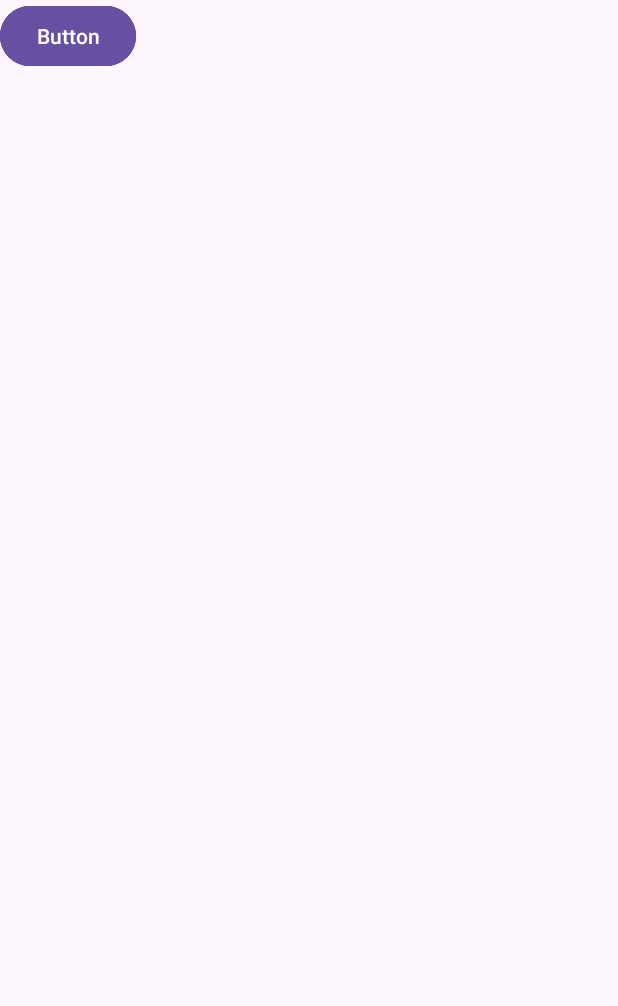
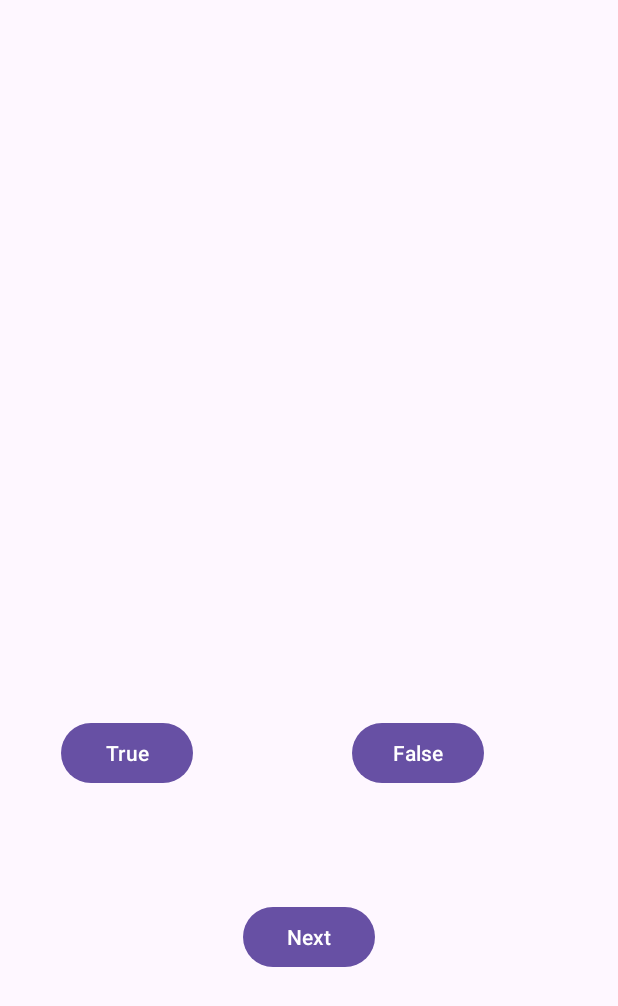
Before and after one commit to StephenChristie12345/TestYourknowledge, an Android app: the Question2 screen opened directly, with no data from a screen before it, on a phone screen of 412 x 824 dp. Shown: the top 1006 px of the screen. Run offline under Robolectric (Android 15) with nearby library versions, the phone set to English and light mode, and no system bars.

Commit message:
Added buttons for every page, labled them and added constraints

```diff
--- a/app/src/main/res/layout/activity_question2.xml
+++ b/app/src/main/res/layout/activity_question2.xml
@@ -8,26 +8,37 @@
     tools:context=".Question2">
 
     <Button
-        android:id="@+id/button4"
+        android:id="@+id/True2"
         android:layout_width="wrap_content"
         android:layout_height="wrap_content"
-        android:text="Button"
-        tools:layout_editor_absoluteX="44dp"
-        tools:layout_editor_absoluteY="442dp" />
+        android:text="True"
+        app:layout_constraintBottom_toBottomOf="parent"
+        app:layout_constraintEnd_toEndOf="parent"
+        app:layout_constraintHorizontal_bias="0.126"
+        app:layout_constraintStart_toStartOf="parent"
+        app:layout_constraintTop_toTopOf="parent"
+        app:layout_constraintVertical_bias="0.616" />
 
     <Button
-        android:id="@+id/button5"
+        android:id="@+id/False2"
         android:layout_width="wrap_content"
         android:layout_height="wrap_content"
-        android:text="Button"
-        tools:layout_editor_absoluteX="238dp"
-        tools:layout_editor_absoluteY="445dp" />
+        android:text="False"
+        app:layout_constraintBottom_toBottomOf="parent"
+        app:layout_constraintEnd_toEndOf="parent"
+        app:layout_constraintHorizontal_bias="0.724"
+        app:layout_constraintStart_toStartOf="parent"
+        app:layout_constraintTop_toTopOf="parent"
+        app:layout_constraintVertical_bias="0.616" />
 
     <Button
-        android:id="@+id/button6"
+        android:id="@+id/Next2"
         android:layout_width="wrap_content"
         android:layout_height="wrap_content"
-        android:text="Button"
-        tools:layout_editor_absoluteX="151dp"
-        tools:layout_editor_absoluteY="542dp" />
+        android:text="Next"
+        app:layout_constraintBottom_toBottomOf="parent"
+        app:layout_constraintEnd_toEndOf="parent"
+        app:layout_constraintStart_toStartOf="parent"
+        app:layout_constraintTop_toTopOf="parent"
+        app:layout_constraintVertical_bias="0.774" />
 </androidx.constraintlayout.widget.ConstraintLayout>
```
Also changed, not shown: app/src/main/res/layout/activity_question1.xml (+22 -10 lines), app/src/main/res/layout/activity_question3.xml (+35 -0 lines), app/src/main/res/layout/activity_question4.xml (+33 -0 lines), app/src/main/res/layout/activity_question5.xml (+35 -0 lines).
